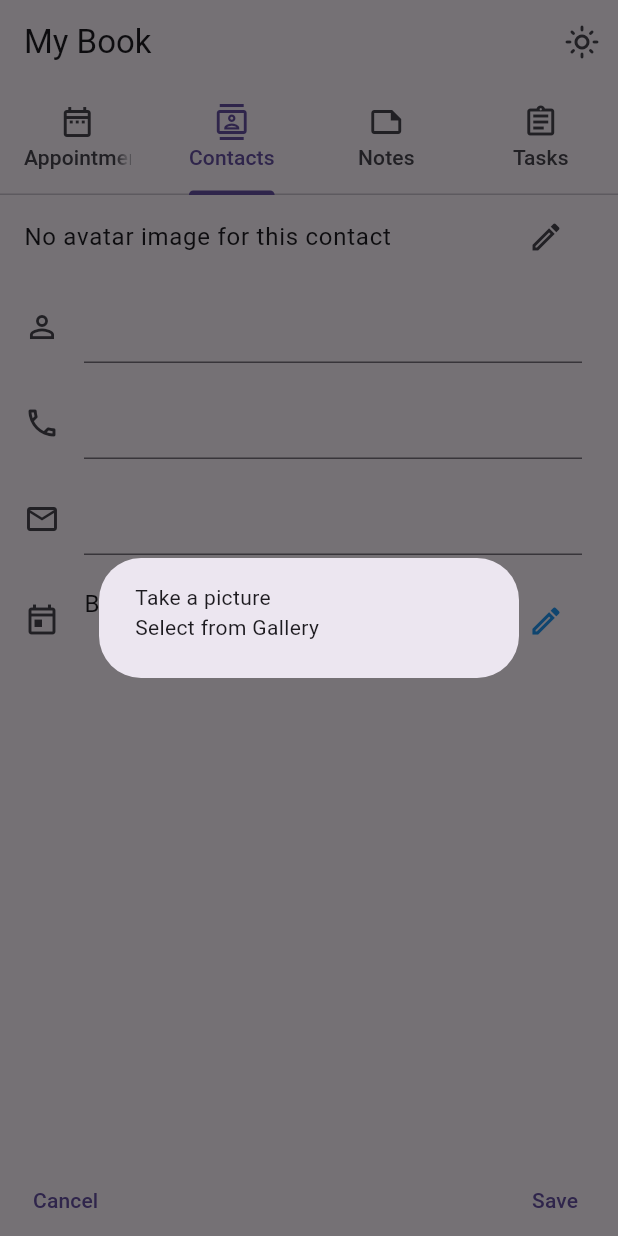
After one commit to PiuPauxD/daily_planner, a Flutter app: the screen it shows after launch, tab 2 chosen, after a tap on the "add" icon, after a tap on the "edit" icon, on a phone screen of 412 x 824 dp. The commit adds this screen. Run offline on Flutter 3.47's test engine with Material 3 defaults, Android fonts, the phone set to English and light mode, and no system bars; our stand-ins replace flutter_calendar_carousel, flutter_slidable, image_picker, sqflite, sqflite_common_ffi; accounts and stored records are empty.

Commit message:
added contacts poges

```diff
--- a/lib/appointmenst/appointmensModel.dart
+++ b/lib/appointmenst/appointmensModel.dart
@@ -8,9 +8,9 @@ class Appointment {
   String title = ' ';
   String description = ' ';
   //дата встречи
-  DateTime? apptDate = DateTime.now();
+  String? apptDate;
   //время встречи
-  TimeOfDay? apptTime = TimeOfDay.now();
+  String? apptTime;
 
   @override
   String toString() {
--- a/lib/appointmenst/appointmentsList.dart
+++ b/lib/appointmenst/appointmentsList.dart
@@ -17,9 +17,9 @@ class AppointmentsList extends StatelessWidget {
       Appointment appointment = appointmentsModel.entityList[i];
 
       markedDateMap.add(
-        appointment.apptDate!,
+        appointment.apptDate as DateTime,
         Event(
-          date: appointment.apptDate!,
+          date: appointment.apptDate as DateTime,
           icon: Container(
             decoration: const BoxDecoration(color: Colors.blue),
           ),
--- a/lib/contacts/contacts.dart
+++ b/lib/contacts/contacts.dart
@@ -1,10 +1,29 @@
 import 'package:flutter/material.dart';
+import 'package:flutter_book/contacts/contactsDBWorker.dart';
+import 'package:flutter_book/contacts/contactsList.dart';
+import 'package:flutter_book/contacts/contactsModel.dart';
+import 'package:flutter_book/contacts/contctsEntry.dart';
+import 'package:scoped_model/scoped_model.dart';
 
 class Contacts extends StatelessWidget {
-  const Contacts({super.key});
+  Contacts({super.key}) {
+    contactModel.loadData('contacts', ContactsDBWorker.db);
+  }
 
   @override
   Widget build(BuildContext context) {
-    return const Placeholder();
+    return ScopedModel<ContactsModel>(
+      model: contactModel,
+      child: ScopedModelDescendant(
+          builder: (BuildContext context, Widget? child, ContactsModel model) {
+        return IndexedStack(
+          index: model.stackIndex,
+          children: [
+            const ContactsList(),
+            ContactEntry(),
+          ],
+        );
+      }),
+    );
   }
 }
--- /dev/null
+++ b/lib/contacts/contactsDBWorker.dart
@@ -0,0 +1,108 @@
+// ignore: duplicate_ignore
+// ignore: file_names
+// ignore_for_file: file_names, non_constant_identifier_names
+
+import 'package:flutter_book/contacts/contactsModel.dart';
+// ignore: depend_on_referenced_packages
+import 'package:path/path.dart';
+import 'package:sqflite/sqflite.dart';
+import '../utils.dart' as utils;
+
+class ContactsDBWorker {
+  //Убеждаемся, что существует только 1 экземпляр класса
+
+  //Создание закрытого конструктора
+  ContactsDBWorker._();
+  //вызов конструктора
+  static final ContactsDBWorker db = ContactsDBWorker._();
+
+//проверяем есть ли что-то в БД
+  Database? _db;
+  Future get database async {
+    //Если БД пустая вызывается метод init()
+    _db ??= await init();
+    return _db;
+  }
+
+//Убеждаемся, что БД существует
+  Future<Database> init() async {
+    //Объединяем путь к катологу документов с именем файла contacts
+    String path = join(utils.docsDir.path, "contacts.db");
+    //Создание объекта Database из сформированного пути
+    Database? db = await openDatabase(path, version: 1, onOpen: (db) {},
+        onCreate: (Database DB, int version) async {
+      //выполнение SQL-запроса для создания таблицы contacts, если такая не создана
+      await DB.execute("CREATE TABLE IF NOT EXISTS contacts ("
+          "id INTEGER PRIMARY KEY,"
+          "name TEXT,"
+          "email TEXT,"
+          "phone TEXT,"
+          "birthday TEXT"
+          ")");
+    });
+    return db;
+  }
+
+//преобразование объекта в contact из map
+  Contact contactFromMap(Map<String, dynamic> map) {
+    Contact contact = Contact();
+    contact.id = map["id"];
+    contact.name = map["name"];
+    contact.email = map["email"];
+    contact.phone = map["phone"];
+    contact.birthday = map["birthday"];
+    return contact;
+  }
+
+//преобразование объекта из contact в map
+  Map<String, dynamic> contactToMap(Contact contact) {
+    Map<String, dynamic> map = {};
+    map["id"] = contact.id;
+    map["name"] = contact.name;
+    map["email"] = contact.email;
+    map["phone"] = contact.phone;
+    map["birthday"] = contact.birthday;
+    return map;
+  }
+
+//создание заметки  в бд
+  Future create(Contact contact) async {
+    Database db = await database;
+    var val = await db.rawQuery("SELECT MAX(id) + 1 AS id FROM contacts");
+    Object? id = val.first["id"];
+    id ??= 1;
+    return await db.rawInsert(
+        "INSERT INTO contacts (id, name, email, phone, birthday) "
+        "VALUES (?, ?, ?, ?, ?)",
+        [id, contact.name, contact.email, contact.phone, contact.birthday]);
+  }
+
+  //получение указанного контакта
+  Future<Contact> get(int id) async {
+    Database db = await database;
+    var rec = await db.query("contacts", where: "id = ?", whereArgs: [id]);
+    return contactFromMap(rec.first);
+  }
+
+  //извлечение всех контактов за 1 вызов
+  Future<List> getAll() async {
+    Database db = await database;
+    var recs = await db.query("contacts");
+    var list =
+        recs.isNotEmpty ? recs.map((m) => contactFromMap(m)).toList() : [];
+    return list;
+  }
+
+  //обновление задач
+  Future update(Contact contact) async {
+    Database db = await database;
+    return await db.update("contacts", contactToMap(contact),
+        where: "id = ?", whereArgs: [contact.id]);
+  }
+
+  //удаление заметки
+  Future delete(int id) async {
+    Database db = await database;
+    return await db.delete("contacts", where: "id = ?", whereArgs: [id]);
+  }
+}
--- /dev/null
+++ b/lib/contacts/contactsList.dart
@@ -0,0 +1,131 @@
+import 'dart:io';
+
+import 'package:flutter/material.dart';
+import 'package:flutter_book/contacts/contactsDBWorker.dart';
+import 'package:flutter_book/contacts/contactsModel.dart';
+import 'package:flutter_slidable/flutter_slidable.dart';
+import 'package:scoped_model/scoped_model.dart';
+import 'package:flutter_book/utils.dart' as utils;
+
+class ContactsList extends StatelessWidget {
+  const ContactsList({super.key});
+
+  @override
+  Widget build(BuildContext context) {
+    return ScopedModel<ContactsModel>(
+      model: contactModel,
+      child: ScopedModelDescendant<ContactsModel>(
+          builder: (BuildContext context, Widget? child, ContactsModel model) {
+        return Scaffold(
+          body: ListView.builder(
+              itemCount: contactModel.entityList.length,
+              itemBuilder: (BuildContext buildContext, int index) {
+                Contact contact = contactModel.entityList[index];
+                File avatarFile =
+                    File(utils.docsDir.path + contact.id.toString());
+                bool avatarFileExists = avatarFile.existsSync();
+                return Column(
+                  children: [
+                    Slidable(
+                      startActionPane:
+                          ActionPane(motion: const ScrollMotion(), children: [
+                        SlidableAction(
+                            borderRadius: BorderRadius.circular(20),
+                            label: 'delete',
+                            backgroundColor: Colors.redAccent,
+                            icon: Icons.delete_outline,
+                            onPressed: (BuildContext context) {
+                              deleteContact(context, contact);
+                            })
+                      ]),
+                      child: ListTile(
+                        leading: CircleAvatar(
+                          backgroundColor: Colors.indigoAccent,
+                          foregroundColor: Colors.white,
+                          backgroundImage:
+                              avatarFileExists ? FileImage(avatarFile) : null,
+                          child: avatarFileExists
+                              ? null
+                              : Text(
+                                  contact.name.substring(0, 1).toUpperCase()),
+                        ),
+                        title: Text(contact.name),
+                        subtitle:
+                            // ignore: unnecessary_null_comparison
+                            contact.phone == null ? null : Text(contact.phone),
+                        onTap: () async {
+                          File avatarFile = File("${utils.docsDir.path}avatar");
+                          if (avatarFile.existsSync()) {
+                            avatarFile.deleteSync();
+                          }
+                          contactModel.entityBeingEdited =
+                              await ContactsDBWorker.db.get(contact.id!);
+                          if (contactModel.entityBeingEdited.birthday == null) {
+                            contactModel.setChosenDate('');
+                          } else {
+                            contactModel.setChosenDate(contact.birthday!);
+                          }
+                          contactModel.setStackIndex(1);
+                        },
+                      ),
+                    ),
+                    const Divider(),
+                  ],
+                );
+              }),
+          floatingActionButton: FloatingActionButton(
+            child: const Icon(Icons.add, color: Colors.white),
+            onPressed: () async {
+              File avatarFile = File("${utils.docsDir.path}avatar");
+              if (avatarFile.existsSync()) {
+                avatarFile.deleteSync();
+              }
+              contactModel.entityBeingEdited = Contact();
+              contactModel.setChosenDate('');
+              contactModel.setStackIndex(1);
+            },
+          ),
+        );
+      }),
+    );
+  }
+
+  Future deleteContact(BuildContext context, Contact contact) async {
+    return showDialog(
+        context: context,
+        barrierDismissible: false,
+        builder: (BuildContext alertContext) {
+          return AlertDialog(
+            title: const Text('Delete contact'),
+            content: Text('Are you sure you want to delete ${contact.name}?'),
+            actions: [
+              Row(
+                mainAxisAlignment: MainAxisAlignment.spaceBetween,
+                children: [
+                  TextButton(
+                    onPressed: () {
+                      Navigator.of(alertContext).pop();
+                    },
+                    child: const Text('Cancel'),
+                  ),
+                  TextButton(
+                    onPressed: () async {
+                      File avatarFile =
+                          File(utils.docsDir.path + contact.id!.toString());
+                      if (avatarFile.existsSync()) {
+                        avatarFile.deleteSync();
+                      }
+                      await ContactsDBWorker.db.delete(contact.id!);
+                      Navigator.of(alertContext).pop();
+
+                      contactModel.loadData("contacts", ContactsDBWorker.db);
+                    },
+                    child: const Text('Delete'),
+                  ),
+                ],
+              ),
+            ],
+          );
+        });
+  }
+}
--- /dev/null
+++ b/lib/contacts/contactsModel.dart
@@ -0,0 +1,22 @@
+import '../baseModel.dart';
+
+class Contact {
+  int? id;
+  String name = ' ';
+  String phone = ' ';
+  String email = ' ';
+  String? birthday;
+
+  @override
+  String toString() {
+    return '{id = $id, name = $name, phone = $phone, email = $email, birthday = $birthday}';
+  }
+}
+
+class ContactsModel extends BaseModel {
+  void triggerRebuild() {
+    notifyListeners();
+  }
+}
+
+ContactsModel contactModel = ContactsModel();
--- /dev/null
+++ b/lib/contacts/contctsEntry.dart
@@ -0,0 +1,211 @@
+// ignore_for_file: file_names
+
+import 'dart:io';
+import 'package:flutter_book/contacts/contactsDBWorker.dart';
+import 'package:flutter/material.dart';
+import 'package:flutter_book/contacts/contactsModel.dart';
+import 'package:image_picker/image_picker.dart';
+import 'package:scoped_model/scoped_model.dart';
+import 'package:flutter_book/utils.dart' as utils;
+import 'contactsModel.dart' show ContactsModel, contactModel;
+
+class ContactEntry extends StatelessWidget {
+  final TextEditingController _nameEditingController = TextEditingController();
+  final TextEditingController _phoneEditingController = TextEditingController();
+  final TextEditingController _emailEditingController = TextEditingController();
+  final GlobalKey<FormState> _formkey = GlobalKey<FormState>();
+
+  ContactEntry({super.key}) {
+    _nameEditingController.addListener(() {
+      contactModel.entityBeingEdited.name = _nameEditingController.text;
+    });
+    _phoneEditingController.addListener(() {
+      contactModel.entityBeingEdited.phone = _phoneEditingController.text;
+    });
+    _emailEditingController.addListener(() {
+      contactModel.entityBeingEdited.email = _emailEditingController.text;
+    });
+  }
+
+  @override
+  Widget build(BuildContext context) {
+    _nameEditingController.text = contactModel.entityBeingEdited != null
+        ? contactModel.entityBeingEdited.name
+        : '';
+    _phoneEditingController.text = contactModel.entityBeingEdited != null
+        ? contactModel.entityBeingEdited.phone
+        : '';
+    _emailEditingController.text = contactModel.entityBeingEdited != null
+        ? contactModel.entityBeingEdited.email
+        : '';
+    return ScopedModel(
+        model: contactModel,
+        child: ScopedModelDescendant<ContactsModel>(builder:
+            (BuildContext context, Widget? child, ContactsModel model) {
+          File avatarFile = File('${utils.docsDir.path}avatar');
+          // if (avatarFile.existsSync() == false) {
+          //   if (model.entityBeingEdited.id != null) {
+          //     avatarFile = File(
+          //         utils.docsDir.path + model.entityBeingEdited.id.toString());
+          //   }
+          // }
+
+          return Scaffold(
+            body: Form(
+              key: _formkey,
+              //image picker
+              child: ListView(
+                children: [
+                  ListTile(
+                    title: avatarFile.existsSync()
+                        ? Image.file(avatarFile)
+                        : const Text('No avatar image for this contact'),
+                    trailing: IconButton(
+                      onPressed: () => selectAvatar(context),
+                      icon: const Icon(Icons.edit_outlined),
+                    ),
+                  ),
+                  //name input
+                  ListTile(
+                    leading: const Icon(Icons.person_outline),
+                    title: TextFormField(
+                      decoration: const InputDecoration(hintText: 'Name'),
+                      controller: _nameEditingController,
+                      validator: (String? value) {
+                        if (value!.isEmpty) {
+                          return 'Please enter a name';
+                        }
+                        return null;
+                      },
+                    ),
+                  ),
+
+                  //phone input
+                  ListTile(
+                    leading: const Icon(Icons.phone_outlined),
+                    title: TextFormField(
+                      decoration: const InputDecoration(hintText: 'Phone'),
+                      controller: _phoneEditingController,
+                    ),
+                  ),
+                  //email input
+                  ListTile(
+                    leading: const Icon(Icons.email_outlined),
+                    title: TextFormField(
+                      decoration: const InputDecoration(hintText: 'Email'),
+                      controller: _emailEditingController,
+                    ),
+                  ),
+                  //birthday picker
+                  ListTile(
+                    leading: const Icon(Icons.today_outlined),
+                    title: const Text('Birthday'),
+                    subtitle: Text(contactModel.chosenDate ?? ''),
+                    trailing: IconButton(
+                        onPressed: () async {
+                          String chosenDate = await utils.selectDate(
+                              context,
+                              contactModel,
+                              contactModel.entityBeingEdited.birthday
+                                  .toString());
+                          contactModel.entityBeingEdited.birthday = chosenDate;
+                        },
+                        icon: const Icon(Icons.edit_outlined,
+                            color: Colors.blue)),
+                  ),
+                ],
+              ),
+            ),
+            bottomNavigationBar: Padding(
+              padding: const EdgeInsets.symmetric(
+                horizontal: 10,
+              ),
+              child: Row(
+                children: [
+                  TextButton(
+                    onPressed: () {
+                      File avatarFile = File('${utils.docsDir.path}avatar');
+                      if (avatarFile.existsSync()) {
+                        avatarFile.deleteSync();
+                      }
+                      FocusScope.of(context).requestFocus(FocusNode());
+                      model.setStackIndex(1);
+                    },
+                    child: const Text('Cancel'),
+                  ),
+                  const Spacer(),
+                  TextButton(
+                    onPressed: () {
+                      _save(context, model);
+                    },
+                    child: const Text('Save'),
+                  ),
+                ],
+              ),
+            ),
+          );
+        }));
+  }
+
+  void _save(BuildContext context, ContactsModel model) async {
+    if (!_formkey.currentState!.validate()) {
+      return;
+    }
+    contactModel.entityBeingEdited.id =
+        await ContactsDBWorker.db.create(contactModel.entityBeingEdited);
+
+    contactModel.loadData("contacts", ContactsDBWorker.db);
+    model.setStackIndex(0);
+    // ignore: use_build_context_synchronously
+    ScaffoldMessenger.of(context).showSnackBar(const SnackBar(
+      content: Text('Contact saved'),
+      backgroundColor: Colors.green,
+      duration: Duration(seconds: 2),
+    ));
+    File avatarFile = File('${utils.docsDir.path}avatar');
+    if (avatarFile.existsSync()) {
+      avatarFile.renameSync(
+          utils.docsDir.path + contactModel.entityBeingEdited.id.toString());
+    }
+  }
+}
+
+Future selectAvatar(BuildContext context) {
+  return showDialog(
+      context: context,
+      builder: (BuildContext dialogContext) {
+        return AlertDialog(
+          content: SingleChildScrollView(
+            child: ListBody(
+              children: [
+                GestureDetector(
+                  child: const Text('Take a picture'),
+                  onTap: () async {
+                    XFile? cameraImage = await ImagePicker()
+                        .pickImage(source: ImageSource.camera);
+                    if (cameraImage != null) {
+                      XFile('${utils.docsDir.path}avatar');
+                      contactModel.triggerRebuild();
+                    }
+                    // ignore: use_build_context_synchronously
+                    Navigator.of(dialogContext).pop();
+                  },
+                ),
+                GestureDetector(
+                  child: const Text('Select from Gallery'),
+                  onTap: () async {
+                    XFile? galleryImage = await ImagePicker()
+                        .pickImage(source: ImageSource.gallery);
+                    if (galleryImage != null) {
+                      File("${utils.docsDir.path}avatar");
+                      contactModel.triggerRebuild();
+                    }
+                    Navigator.of(dialogContext).pop();
+                  },
+                ),
+              ],
+            ),
+          ),
+        );
+      });
+}
--- a/lib/main.dart
+++ b/lib/main.dart
@@ -65,7 +65,7 @@ class FlutterBook extends StatelessWidget {
             ],
           ),
           body: TabBarView(
-              children: [Appointments(), const Contacts(), Notes(), Tasks()]),
+              children: [Appointments(), Contacts(), Notes(), Tasks()]),
         ),
       ),
     );
--- a/lib/tasks/taskList.dart
+++ b/lib/tasks/taskList.dart
@@ -97,7 +97,7 @@ class TasksList extends StatelessWidget {
         context: context,
         builder: (BuildContext alertContext) {
           return AlertDialog(
-            title: const Text('Delete Note'),
+            title: const Text('Delete task'),
             content:
                 Text('Are you sure you want to delete ${task.description}?'),
             actions: [
--- a/pubspec.yaml
+++ b/pubspec.yaml
@@ -44,6 +44,8 @@ dependencies:
   flutter_calendar_carousel:
   sqflite_common_ffi: ^2.3.3
   sqlite3_flutter_libs: ^0.5.24
+  cross_file_image: ^1.1.0
+  share_plus: ^10.0.2
 
 
 dev_dependencies:
```
Also changed, not shown: pubspec.lock, 2 other files.
